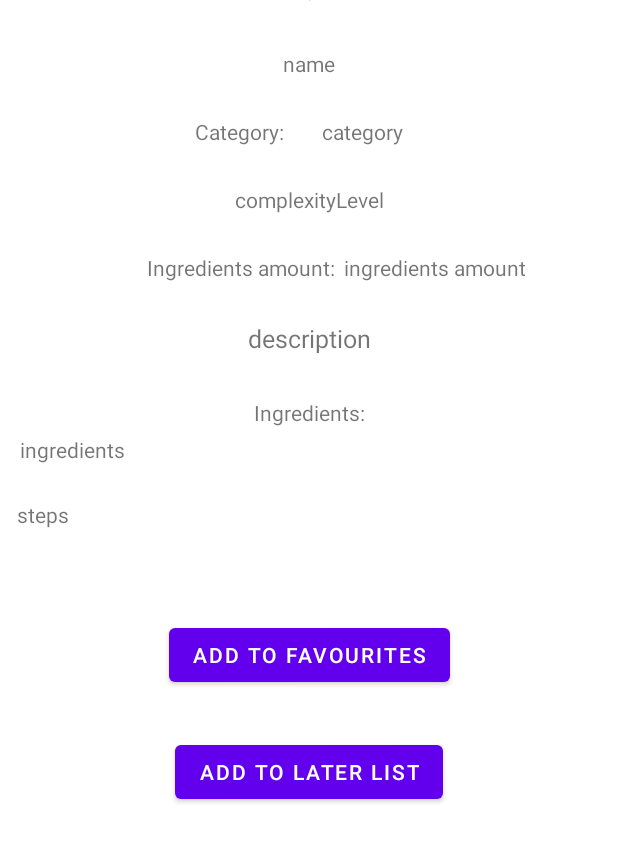
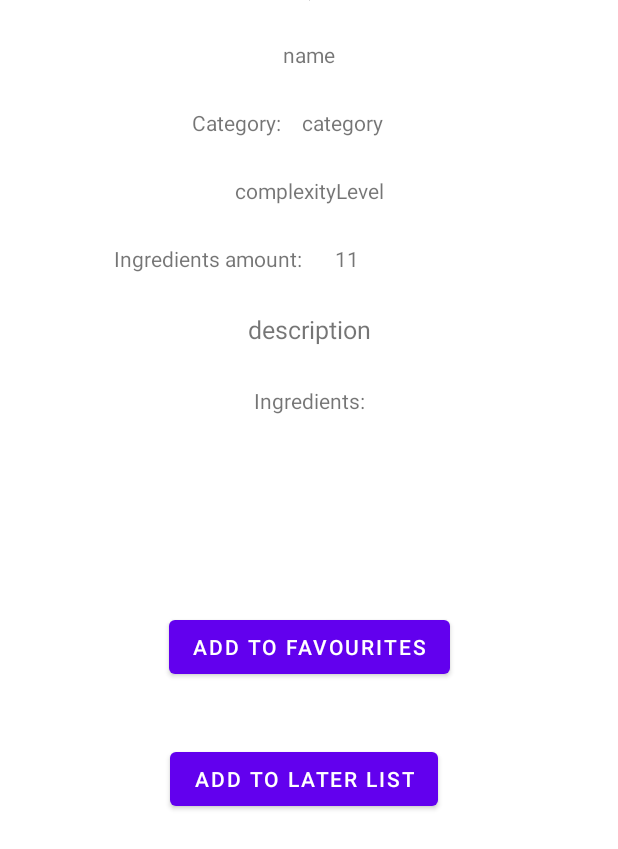
Before and after one commit to Cisu44/Find-Cook, an Android app: the layout fragment_recipe_details.xml on its own in the app's theme, with its tools: preview values and no code run, on a phone screen of 412 x 824 dp. Shown: the top 849 px of the screen. Run offline under Robolectric (Android 15) with nearby library versions, the phone set to English and light mode, and no system bars.

Commit message:
add scrolled recipe_details fragment

```diff
--- a/app/src/main/java/com/example/findcook/data/Recipe.kt
+++ b/app/src/main/java/com/example/findcook/data/Recipe.kt
@@ -4,9 +4,9 @@ data class Recipe(
     val category: String = "",
     val complexityLevel: String = "",
     val description: String = "",
-    val ingredients: HashMap<String,String> = hashMapOf() ,
+    val ingredients: Map<String,String> = mapOf() ,
     val ingredientsAmount: String = "",
     val name: String = "" ,
-    val steps: HashMap<String,String> = hashMapOf() ,
+    val steps: Map<String,String> = mapOf() ,
     val image: String = ""
 )
--- a/app/src/main/java/com/example/findcook/recipeDetails/RecipeDetailsFragment.kt
+++ b/app/src/main/java/com/example/findcook/recipeDetails/RecipeDetailsFragment.kt
@@ -5,14 +5,14 @@ import androidx.fragment.app.Fragment
 import android.view.LayoutInflater
 import android.view.View
 import android.view.ViewGroup
+import android.widget.ImageView
 import android.widget.TextView
 import com.example.findcook.R
 import com.example.findcook.data.Recipe
 
 
-class RecipeDetailsFragment(recipe: Recipe) : Fragment() {
+class RecipeDetailsFragment(private val recipe: Recipe) : Fragment() {
 
-    val recipe = recipe
     override fun onCreateView(
         inflater: LayoutInflater, container: ViewGroup?,
         savedInstanceState: Bundle?
@@ -23,14 +23,34 @@ class RecipeDetailsFragment(recipe: Recipe) : Fragment() {
     override fun onViewCreated(view: View, savedInstanceState: Bundle?) {
         super.onViewCreated(view, savedInstanceState)
 
-        val nameTV = view.findViewById<TextView>(R.id.recipe_detail_name)
-        val categoryTV = view.findViewById<TextView>(R.id.recipe_detail_category)
-        val complexityTV = view.findViewById<TextView>(R.id.recipe_detail_complexity)
+        setRecipeData()
 
-        nameTV.text = recipe.name
-        categoryTV.text = recipe.category
-        complexityTV.text = recipe.complexityLevel
     }
 
 
+    private fun setRecipeData(){
+        val nameTV = view?.findViewById<TextView>(R.id.recipe_detail_name)
+        val categoryTV = view?.findViewById<TextView>(R.id.recipe_detail_category)
+        val complexityTV = view?.findViewById<TextView>(R.id.recipe_details_complexity)
+        val ingredientsAmountTV = view?.findViewById<TextView>(R.id.recipe_details_ingredientsAmount)
+        val descriptionTV = view?.findViewById<TextView>(R.id.recipe_details_description)
+        val ingredientsTV = view?.findViewById<TextView>(R.id.recipe_details_ingredients)
+        val stepsTV = view?.findViewById<TextView>(R.id.recipe_details_steps)
+        val imageIV = view?.findViewById<ImageView>(R.id.recipe_details_image)
+
+
+        nameTV?.text = recipe.name
+        categoryTV?.text = recipe.category
+        complexityTV?.text = recipe.complexityLevel
+        ingredientsAmountTV?.text = recipe.ingredientsAmount
+        descriptionTV?.text = recipe.description
+        for(i in  recipe.ingredients.values ) {
+            ingredientsTV?.append(i.plus(", "))
+        }
+        for(i in recipe.steps.values) {
+            stepsTV?.append(i.plus("\r\n"))
+        }
+
+    }
+
 }
--- a/app/src/main/res/layout/fragment_recipe_details.xml
+++ b/app/src/main/res/layout/fragment_recipe_details.xml
@@ -1,14 +1,66 @@
 <?xml version="1.0" encoding="utf-8"?>
-<androidx.constraintlayout.widget.ConstraintLayout xmlns:android="http://schemas.android.com/apk/res/android"
+
+<ScrollView
+
+    xmlns:android="http://schemas.android.com/apk/res/android"
     xmlns:app="http://schemas.android.com/apk/res-auto"
     xmlns:tools="http://schemas.android.com/tools"
+    android:layout_height="match_parent"
+    android:layout_width="match_parent">
+
+    <androidx.constraintlayout.widget.ConstraintLayout
         android:layout_width="match_parent"
-    android:layout_height="match_parent"
+        android:layout_height="wrap_content"
         android:background="@color/white"
         tools:context=".recipeDetails.RecipeDetailsFragment">
 
+        <TextView
+            android:id="@+id/recipe_details_complexity"
+            android:layout_width="wrap_content"
+            android:layout_height="wrap_content"
+            android:layout_marginTop="26dp"
+            android:text="complexityLevel"
+            app:layout_constraintEnd_toEndOf="parent"
+            app:layout_constraintStart_toStartOf="parent"
+            app:layout_constraintTop_toBottomOf="@+id/textView2" />
+
+        <TextView
+            android:id="@+id/recipe_details_ingredientsAmount"
+            android:layout_width="wrap_content"
+            android:layout_height="19dp"
+            android:layout_marginTop="26dp"
+            android:text="11"
+            android:textAlignment="center"
+            app:layout_constraintEnd_toEndOf="parent"
+            app:layout_constraintHorizontal_bias="0.113"
+            app:layout_constraintStart_toEndOf="@+id/textView3"
+            app:layout_constraintTop_toBottomOf="@+id/recipe_details_complexity" />
+
+        <TextView
+            android:id="@+id/recipe_details_ingredients"
+            android:layout_width="385dp"
+            android:layout_height="wrap_content"
+            android:layout_marginTop="26dp"
+            android:autoSizeTextType="uniform"
+            android:textAlignment="center"
+            app:layout_constraintEnd_toEndOf="parent"
+            app:layout_constraintStart_toStartOf="parent"
+            app:layout_constraintTop_toBottomOf="@+id/textView4" />
+
+        <TextView
+            android:id="@+id/textView3"
+            android:layout_width="wrap_content"
+            android:layout_height="wrap_content"
+
+            android:layout_marginTop="26dp"
+            android:text="@string/recipe_ingredientsAmount"
+            app:layout_constraintEnd_toEndOf="parent"
+            app:layout_constraintHorizontal_bias="0.265"
+            app:layout_constraintStart_toStartOf="parent"
+            app:layout_constraintTop_toBottomOf="@+id/recipe_details_complexity" />
+
         <ImageView
-        android:id="@+id/recipe_detail_image"
+            android:id="@+id/recipe_details_image"
             android:layout_width="wrap_content"
             android:layout_height="wrap_content"
             app:layout_constraintEnd_toEndOf="parent"
@@ -17,24 +69,15 @@
             tools:src="@tools:sample/avatars" />
 
         <TextView
-        android:id="@+id/recipe_detail_name"
-        android:layout_width="wrap_content"
-        android:layout_height="wrap_content"
-        android:layout_marginTop="32dp"
-        android:text="name"
-        app:layout_constraintEnd_toEndOf="parent"
-        app:layout_constraintStart_toStartOf="parent"
-        app:layout_constraintTop_toBottomOf="@+id/recipe_detail_image" />
-
-    <TextView
-        android:id="@+id/recipe_detail_complexity"
+            android:id="@+id/textView2"
             android:layout_width="wrap_content"
             android:layout_height="wrap_content"
             android:layout_marginTop="26dp"
-        android:text="complexityLevel"
+            android:text="@string/recipe_category"
             app:layout_constraintEnd_toEndOf="parent"
+            app:layout_constraintHorizontal_bias="0.364"
             app:layout_constraintStart_toStartOf="parent"
-        app:layout_constraintTop_toBottomOf="@+id/recipe_detail_category" />
+            app:layout_constraintTop_toBottomOf="@+id/recipe_detail_name" />
 
         <TextView
             android:id="@+id/recipe_detail_category"
@@ -43,9 +86,66 @@
             android:layout_marginTop="26dp"
             android:text="category"
             app:layout_constraintEnd_toEndOf="parent"
-        app:layout_constraintHorizontal_bias="0.601"
+            app:layout_constraintHorizontal_bias="0.077"
+            app:layout_constraintStart_toEndOf="@+id/textView2"
+            app:layout_constraintTop_toBottomOf="@+id/recipe_detail_name" />
+
+        <TextView
+            android:id="@+id/recipe_details_steps"
+            android:layout_width="387dp"
+            android:layout_height="wrap_content"
+            android:layout_marginTop="26dp"
+            android:autoSizeTextType="uniform"
+            app:layout_constraintEnd_toEndOf="parent"
             app:layout_constraintStart_toStartOf="parent"
-        app:layout_constraintTop_toBottomOf="@+id/recipe_detail_name" />
+            app:layout_constraintTop_toBottomOf="@+id/recipe_details_ingredients" />
+
+        <Button
+            android:id="@+id/recipe_details_btnAddLater"
+            android:layout_width="wrap_content"
+            android:layout_height="wrap_content"
+            android:layout_marginTop="40dp"
+            android:layout_marginBottom="40dp"
+            android:autoSizeTextType="uniform"
+            android:text="@string/btn_add_forLater"
+            app:layout_constraintBottom_toBottomOf="parent"
+            app:layout_constraintEnd_toEndOf="parent"
+            app:layout_constraintHorizontal_bias="0.487"
+            app:layout_constraintStart_toStartOf="parent"
+            app:layout_constraintTop_toBottomOf="@+id/recipe_details_btnFavourite"
+            app:layout_constraintVertical_bias="0.0" />
+
+        <TextView
+            android:id="@+id/textView4"
+
+            android:layout_width="wrap_content"
+            android:layout_height="wrap_content"
+            android:layout_marginTop="26dp"
+            android:text="@string/recipe_ingredients"
+            app:layout_constraintEnd_toEndOf="parent"
+            app:layout_constraintStart_toStartOf="parent"
+            app:layout_constraintTop_toBottomOf="@+id/recipe_details_description" />
+
+        <Button
+            android:id="@+id/recipe_details_btnFavourite"
+            android:layout_width="wrap_content"
+            android:layout_height="wrap_content"
+            android:layout_marginTop="40dp"
+            android:autoSizeTextType="uniform"
+            android:text="@string/btn_add_favourites"
+            app:layout_constraintEnd_toEndOf="parent"
+            app:layout_constraintStart_toStartOf="parent"
+            app:layout_constraintTop_toBottomOf="@+id/recipe_details_steps" />
+
+        <TextView
+            android:id="@+id/recipe_detail_name"
+            android:layout_width="wrap_content"
+            android:layout_height="wrap_content"
+            android:layout_marginTop="26dp"
+            android:text="name"
+            app:layout_constraintEnd_toEndOf="parent"
+            app:layout_constraintStart_toStartOf="parent"
+            app:layout_constraintTop_toBottomOf="@+id/recipe_details_image" />
 
         <TextView
             android:id="@+id/recipe_details_description"
@@ -53,101 +153,11 @@
             android:layout_height="23dp"
             android:layout_marginTop="26dp"
             android:autoSizeTextType="uniform"
+            android:text="description"
             android:textAlignment="center"
-        android:text="description"
             app:layout_constraintEnd_toEndOf="parent"
             app:layout_constraintStart_toStartOf="parent"
             app:layout_constraintTop_toBottomOf="@+id/textView3" />
 
-    <TextView
-        android:id="@+id/recipe_details_ingredientsAmount"
-        android:layout_width="wrap_content"
-        android:layout_height="wrap_content"
-        android:layout_marginTop="26dp"
-        android:text="ingredients amount"
-        android:textAlignment="center"
-        app:layout_constraintEnd_toEndOf="parent"
-        app:layout_constraintHorizontal_bias="0.786"
-        app:layout_constraintStart_toStartOf="parent"
-        app:layout_constraintTop_toBottomOf="@+id/recipe_detail_complexity" />
-
-    <TextView
-        android:id="@+id/recipe_details_ingredients"
-        android:layout_width="385dp"
-        android:layout_height="wrap_content"
-        android:layout_marginTop="5dp"
-        android:autoSizeTextType="uniform"
-        android:text="ingredients"
-        app:layout_constraintEnd_toEndOf="parent"
-        app:layout_constraintStart_toStartOf="parent"
-        app:layout_constraintTop_toBottomOf="@+id/textView4" />
-
-    <TextView
-        android:id="@+id/recipe_details_steps"
-        android:layout_width="387dp"
-        android:layout_height="wrap_content"
-        android:layout_marginTop="24dp"
-        android:autoSizeTextType="uniform"
-        android:text="steps"
-        app:layout_constraintEnd_toEndOf="parent"
-        app:layout_constraintHorizontal_bias="0.458"
-        app:layout_constraintStart_toStartOf="parent"
-        app:layout_constraintTop_toBottomOf="@+id/recipe_details_ingredients" />
-
-    <Button
-        android:id="@+id/recipe_details_btnFavourite"
-        android:layout_width="wrap_content"
-        android:layout_height="wrap_content"
-        android:layout_marginTop="60dp"
-        android:autoSizeTextType="uniform"
-        android:text="@string/btn_add_favourites"
-        app:layout_constraintEnd_toEndOf="parent"
-        app:layout_constraintStart_toStartOf="parent"
-        app:layout_constraintTop_toBottomOf="@+id/recipe_details_steps" />
-
-    <Button
-        android:id="@+id/recipe_details_btnAddLater"
-        android:layout_width="wrap_content"
-        android:layout_height="wrap_content"
-        android:layout_marginTop="30dp"
-        android:autoSizeTextType="uniform"
-        android:text="@string/btn_add_forLater"
-        app:layout_constraintEnd_toEndOf="parent"
-        app:layout_constraintStart_toStartOf="parent"
-        app:layout_constraintTop_toBottomOf="@+id/recipe_details_btnFavourite" />
-
-    <TextView
-        android:id="@+id/textView2"
-        android:layout_width="wrap_content"
-        android:layout_height="wrap_content"
-        android:layout_marginTop="26dp"
-        android:text="@string/recipe_category"
-        app:layout_constraintEnd_toStartOf="@+id/recipe_detail_category"
-        app:layout_constraintHorizontal_bias="0.842"
-        app:layout_constraintStart_toStartOf="parent"
-        app:layout_constraintTop_toBottomOf="@+id/recipe_detail_name" />
-
-    <TextView
-        android:id="@+id/textView3"
-        android:layout_width="wrap_content"
-        android:layout_height="wrap_content"
-        android:layout_marginTop="26dp"
-        android:layout_marginRight="5dp"
-        android:text="@string/recipe_ingredientsAmount"
-        app:layout_constraintEnd_toStartOf="@+id/recipe_details_ingredientsAmount"
-        app:layout_constraintHorizontal_bias="1.0"
-        app:layout_constraintStart_toStartOf="parent"
-        app:layout_constraintTop_toBottomOf="@+id/recipe_detail_complexity" />
-
-    <TextView
-        android:id="@+id/textView4"
-
-        android:layout_width="wrap_content"
-        android:layout_height="wrap_content"
-        android:layout_marginTop="28dp"
-        android:text="@string/recipe_ingredients"
-        app:layout_constraintEnd_toEndOf="parent"
-        app:layout_constraintStart_toStartOf="parent"
-        app:layout_constraintTop_toBottomOf="@+id/recipe_details_description" />
-
     </androidx.constraintlayout.widget.ConstraintLayout>
+</ScrollView>
```
Lines whose indentation alone changed are shown as unchanged.
